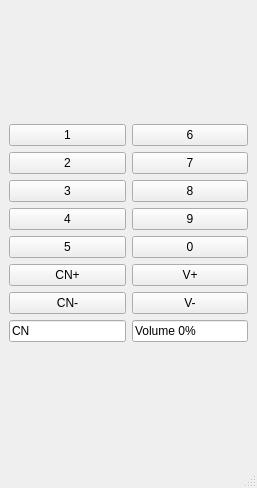
Before: the Qt Designer form mainwindow.ui in Deivvvv/Test, drawn with Qt 5.
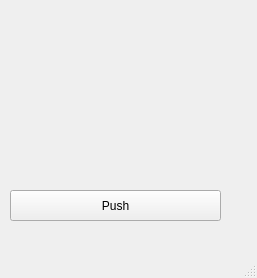
After: the same form once the commit is applied. Icons and pictures are not drawn.

```diff
--- a/mainwindow.ui
+++ b/mainwindow.ui
@@ -7,7 +7,7 @@
     <x>0</x>
     <y>0</y>
     <width>257</width>
-    <height>488</height>
+    <height>278</height>
    </rect>
   </property>
   <property name="minimumSize">
@@ -20,136 +20,38 @@
    <string>MainWindow</string>
   </property>
   <widget class="QWidget" name="centralwidget">
-   <layout class="QVBoxLayout" name="verticalLayout">
-    <item>
-     <layout class="QGridLayout" name="gridLayout_2" columnstretch="0,0,0">
-      <property name="sizeConstraint">
-       <enum>QLayout::SetDefaultConstraint</enum>
-      </property>
-      <property name="horizontalSpacing">
-       <number>6</number>
-      </property>
-      <item row="4" column="0">
-       <widget class="QPushButton" name="pushButton_5">
-        <property name="text">
-         <string>3</string>
-        </property>
-       </widget>
-      </item>
-      <item row="7" column="1">
-       <widget class="QPushButton" name="pushButton_7">
-        <property name="text">
-         <string>V+</string>
-        </property>
-       </widget>
-      </item>
-      <item row="3" column="1">
-       <widget class="QPushButton" name="pushButton_4">
-        <property name="text">
-         <string>7</string>
-        </property>
-       </widget>
-      </item>
-      <item row="8" column="0">
-       <widget class="QPushButton" name="pushButton_6">
-        <property name="text">
-         <string>CN-</string>
-        </property>
-       </widget>
-      </item>
-      <item row="6" column="0">
-       <widget class="QPushButton" name="pushButton_10">
-        <property name="text">
-         <string>5</string>
-        </property>
-       </widget>
-      </item>
-      <item row="4" column="1">
-       <widget class="QPushButton" name="pushButton_9">
-        <property name="text">
-         <string>8</string>
-        </property>
-       </widget>
-      </item>
-      <item row="0" column="0">
-       <widget class="QPushButton" name="pushButton_1">
-        <property name="text">
-         <string>1</string>
-        </property>
-       </widget>
-      </item>
-      <item row="7" column="0">
-       <widget class="QPushButton" name="pushButton">
-        <property name="text">
-         <string>CN+</string>
-        </property>
-       </widget>
-      </item>
-      <item row="5" column="0">
-       <widget class="QPushButton" name="pushButton_8">
-        <property name="text">
-         <string>4</string>
-        </property>
-       </widget>
-      </item>
-      <item row="8" column="1">
-       <widget class="QPushButton" name="pushButton_12">
-        <property name="text">
-         <string>V-</string>
-        </property>
-       </widget>
-      </item>
-      <item row="0" column="1">
-       <widget class="QPushButton" name="pushButton_2">
-        <property name="text">
-         <string>6</string>
-        </property>
-       </widget>
-      </item>
-      <item row="6" column="1">
-       <widget class="QPushButton" name="pushButton_11">
-        <property name="text">
-         <string>0</string>
-        </property>
-       </widget>
-      </item>
-      <item row="3" column="0">
-       <widget class="QPushButton" name="pushButton_3">
-        <property name="text">
-         <string>2</string>
-        </property>
-       </widget>
-      </item>
-      <item row="5" column="1">
-       <widget class="QPushButton" name="pushButton_0">
-        <property name="text">
-         <string>9</string>
-        </property>
-       </widget>
-      </item>
-      <item row="9" column="0">
-       <widget class="QLineEdit" name="lineEdit_3">
-        <property name="text">
-         <string>CN </string>
-        </property>
-        <property name="readOnly">
-         <bool>true</bool>
-        </property>
-       </widget>
-      </item>
-      <item row="9" column="1">
-       <widget class="QLineEdit" name="lineEdit_2">
-        <property name="text">
-         <string>Volume 0%</string>
-        </property>
-        <property name="readOnly">
-         <bool>true</bool>
-        </property>
-       </widget>
-      </item>
-     </layout>
-    </item>
-   </layout>
+   <widget class="QLabel" name="label">
+    <property name="geometry">
+     <rect>
+      <x>10</x>
+      <y>10</y>
+      <width>211</width>
+      <height>161</height>
+     </rect>
+    </property>
+    <property name="text">
+     <string/>
+    </property>
+    <property name="pixmap">
+     <pixmap>../../Downloads/DZ36-master/greenButton.png</pixmap>
+    </property>
+    <property name="scaledContents">
+     <bool>true</bool>
+    </property>
+   </widget>
+   <widget class="QPushButton" name="pushButton">
+    <property name="geometry">
+     <rect>
+      <x>10</x>
+      <y>190</y>
+      <width>211</width>
+      <height>31</height>
+     </rect>
+    </property>
+    <property name="text">
+     <string>Push</string>
+    </property>
+   </widget>
   </widget>
   <widget class="QMenuBar" name="menubar">
    <property name="geometry">
```
Left out of the diff: 224 changed lines with no effect on the pictures.
